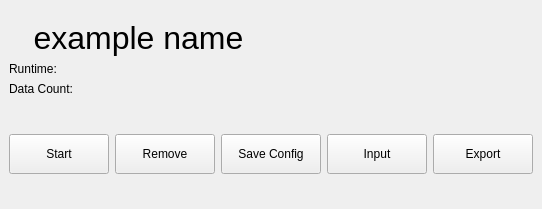
Before: the Qt Designer form howdyCoder/ui/qtUiFiles/algoStatusWidget.ui in rmallow/howdyCoder, drawn with Qt 5.
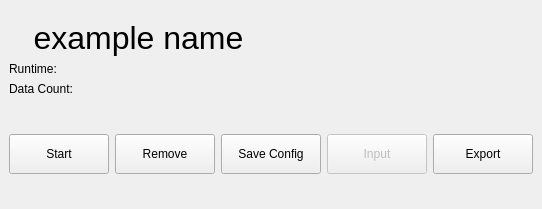
After: the same form once the commit is applied.

```diff
--- a/howdyCoder/ui/qtUiFiles/algoStatusWidget.ui
+++ b/howdyCoder/ui/qtUiFiles/algoStatusWidget.ui
@@ -264,6 +264,9 @@
       </item>
       <item>
        <widget class="QPushButton" name="input_button">
+        <property name="enabled">
+         <bool>false</bool>
+        </property>
         <property name="sizePolicy">
          <sizepolicy hsizetype="Maximum" vsizetype="Fixed">
           <horstretch>0</horstretch>
```
